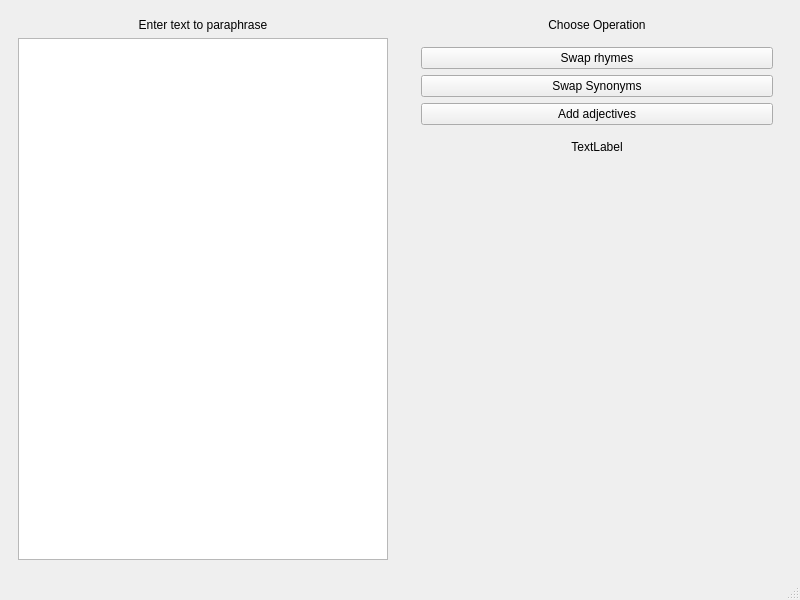
First picture: the form in paraphrase_generator.ui, repository pgrzankowski/paraphrase-generator-project, before the edit.
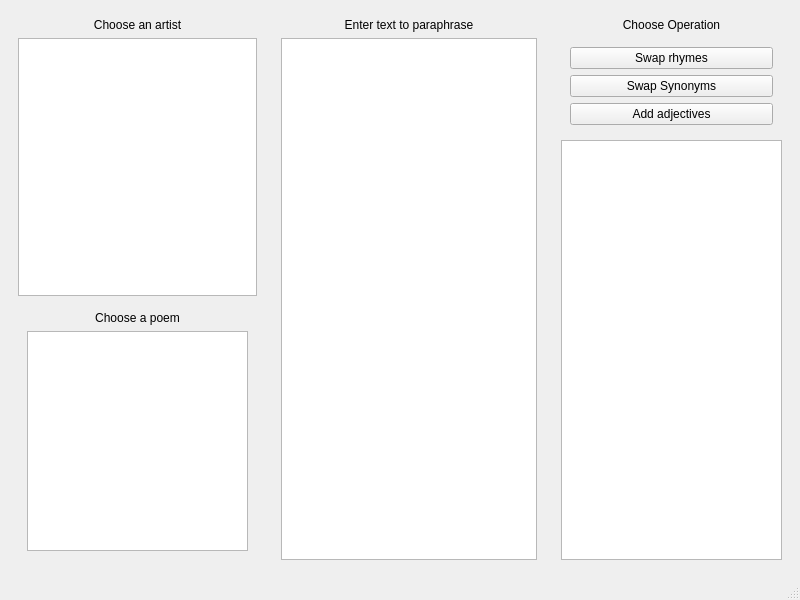
Second picture: the form after the edit.

Commit message: Added poems tests and poem generating system

Diff of the .ui file:
```diff
--- a/paraphrase_generator.ui
+++ b/paraphrase_generator.ui
@@ -17,6 +17,63 @@
    <layout class="QHBoxLayout" name="horizontalLayout_2">
     <item>
      <widget class="QWidget" name="leftWidget" native="true">
+      <layout class="QVBoxLayout" name="verticalLayout_4">
+       <item>
+        <widget class="QLabel" name="chooseArtist">
+         <property name="text">
+          <string>Choose an artist</string>
+         </property>
+         <property name="alignment">
+          <set>Qt::AlignCenter</set>
+         </property>
+        </widget>
+       </item>
+       <item>
+        <widget class="QListWidget" name="artistList"/>
+       </item>
+       <item>
+        <widget class="QStackedWidget" name="stack">
+         <property name="currentIndex">
+          <number>1</number>
+         </property>
+         <widget class="QWidget" name="page">
+          <layout class="QVBoxLayout" name="verticalLayout_5">
+           <item>
+            <widget class="QLabel" name="stackLabel">
+             <property name="text">
+              <string>Choose Artist First</string>
+             </property>
+             <property name="alignment">
+              <set>Qt::AlignCenter</set>
+             </property>
+            </widget>
+           </item>
+          </layout>
+         </widget>
+         <widget class="QWidget" name="page_2">
+          <layout class="QVBoxLayout" name="verticalLayout_6">
+           <item>
+            <widget class="QLabel" name="choosePoem">
+             <property name="text">
+              <string>Choose a poem</string>
+             </property>
+             <property name="alignment">
+              <set>Qt::AlignCenter</set>
+             </property>
+            </widget>
+           </item>
+           <item>
+            <widget class="QListWidget" name="titleList"/>
+           </item>
+          </layout>
+         </widget>
+        </widget>
+       </item>
+      </layout>
+     </widget>
+    </item>
+    <item>
+     <widget class="QWidget" name="midWidget" native="true">
       <property name="sizePolicy">
        <sizepolicy hsizetype="MinimumExpanding" vsizetype="Preferred">
         <horstretch>0</horstretch>
@@ -93,20 +150,7 @@
         </widget>
        </item>
        <item>
-        <widget class="QLabel" name="outputText">
-         <property name="sizePolicy">
-          <sizepolicy hsizetype="Expanding" vsizetype="Expanding">
-           <horstretch>0</horstretch>
-           <verstretch>0</verstretch>
-          </sizepolicy>
-         </property>
-         <property name="text">
-          <string>TextLabel</string>
-         </property>
-         <property name="alignment">
-          <set>Qt::AlignHCenter|Qt::AlignTop</set>
-         </property>
-        </widget>
+        <widget class="QTextBrowser" name="outputText"/>
        </item>
       </layout>
      </widget>
```
Left out of the diff: 2 changed lines with no effect on the pictures. The commit also changes 5 other files.
